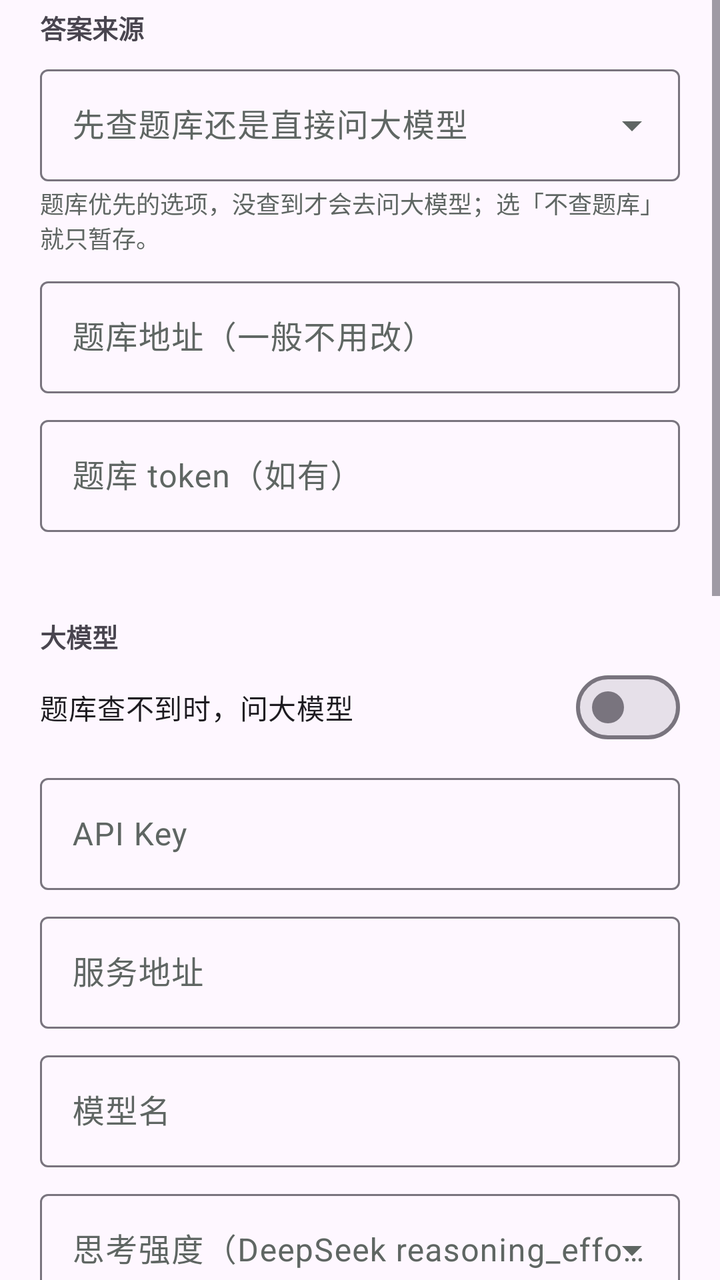
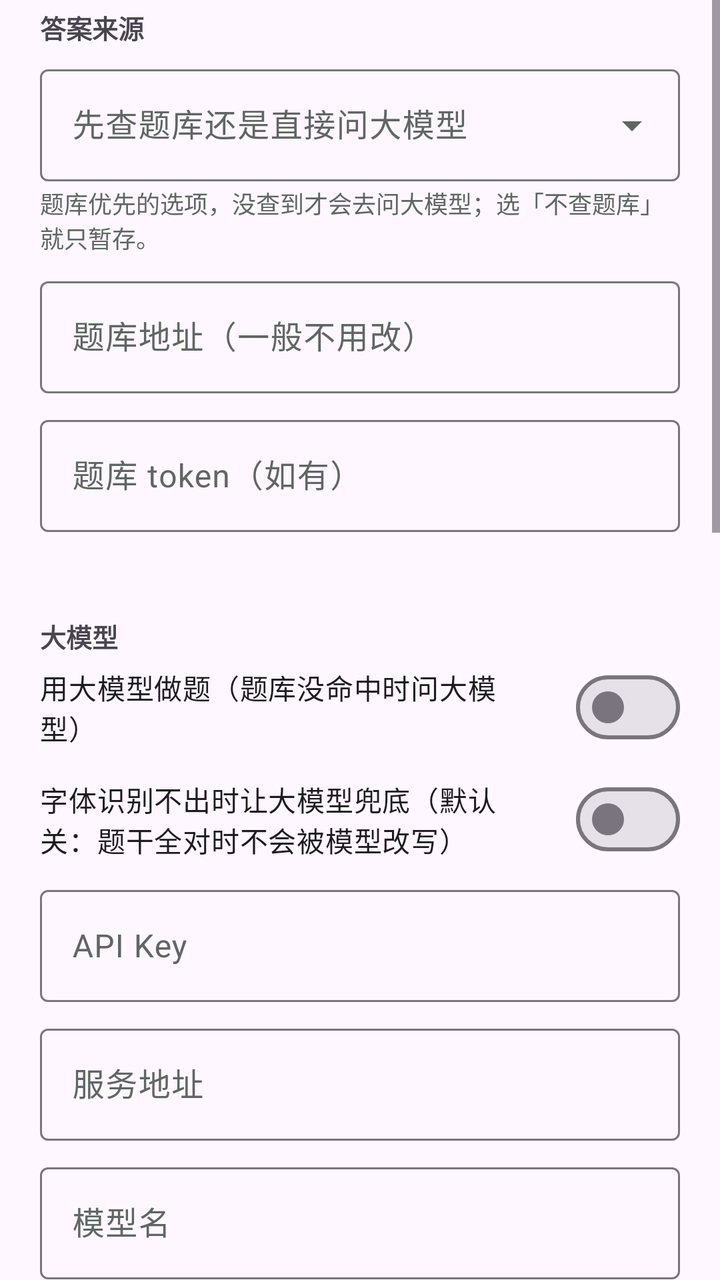

Before-and-after screenshots of an Android layout around one commit, followed by the original layout XML and the change that was made.
<!-- AndroidManifest.xml: application theme Theme.XXTSign -->
<!-- res/layout/dialog_quiz_settings.xml -->
<?xml version="1.0" encoding="utf-8"?>
<ScrollView xmlns:android="http://schemas.android.com/apk/res/android"
    xmlns:app="http://schemas.android.com/apk/res-auto"
    android:layout_width="match_parent"
    android:layout_height="wrap_content">

    <LinearLayout
        android:layout_width="match_parent"
        android:layout_height="wrap_content"
        android:orientation="vertical"
        android:paddingHorizontal="20dp"
        android:paddingTop="4dp"
        android:paddingBottom="8dp">

        
        <TextView
            android:layout_width="match_parent"
            android:layout_height="wrap_content"
            android:text="答案来源"
            android:textSize="13sp"
            android:textStyle="bold" />

        <com.google.android.material.textfield.TextInputLayout
            style="@style/Widget.Material3.TextInputLayout.OutlinedBox.ExposedDropdownMenu"
            android:layout_width="match_parent"
            android:layout_height="wrap_content"
            android:layout_marginTop="6dp"
            android:hint="先查题库还是直接问大模型">

            <com.google.android.material.textfield.MaterialAutoCompleteTextView
                android:id="@+id/etProvider"
                android:layout_width="match_parent"
                android:layout_height="wrap_content"
                android:inputType="none"
                android:minHeight="56dp" />
        </com.google.android.material.textfield.TextInputLayout>

        <TextView
            android:layout_width="match_parent"
            android:layout_height="wrap_content"
            android:layout_marginTop="2dp"
            android:text="题库优先的选项，没查到才会去问大模型；选「不查题库」就只暂存。"
            android:textColor="@color/muted"
            android:textSize="12sp" />

        
        <LinearLayout
            android:id="@+id/bankFields"
            android:layout_width="match_parent"
            android:layout_height="wrap_content"
            android:orientation="vertical">

            <com.google.android.material.textfield.TextInputLayout
                android:layout_width="match_parent"
                android:layout_height="wrap_content"
                android:layout_marginTop="8dp"
                android:hint="题库地址（一般不用改）">

                <com.google.android.material.textfield.TextInputEditText
                    android:id="@+id/etEndpoint"
                    android:layout_width="match_parent"
                    android:layout_height="wrap_content"
                    android:inputType="textUri"
                    android:minHeight="56dp" />
            </com.google.android.material.textfield.TextInputLayout>

            <com.google.android.material.textfield.TextInputLayout
                android:layout_width="match_parent"
                android:layout_height="wrap_content"
                android:layout_marginTop="8dp"
                android:hint="题库 token（如有）">

                <com.google.android.material.textfield.TextInputEditText
                    android:id="@+id/etToken"
                    android:layout_width="match_parent"
                    android:layout_height="wrap_content"
                    android:inputType="text"
                    android:minHeight="56dp" />
            </com.google.android.material.textfield.TextInputLayout>
        </LinearLayout>

        <TextView
            android:id="@+id/tvLinks"
            android:layout_width="match_parent"
            android:layout_height="wrap_content"
            android:layout_marginTop="4dp"
            android:paddingVertical="4dp"
            android:textColor="#1A73E8"
            android:textSize="12sp" />

        
        <TextView
            android:layout_width="match_parent"
            android:layout_height="wrap_content"
            android:layout_marginTop="14dp"
            android:text="大模型"
            android:textSize="13sp"
            android:textStyle="bold" />

        <com.google.android.material.materialswitch.MaterialSwitch
            android:id="@+id/swLlm"
            android:layout_width="match_parent"
            android:layout_height="wrap_content"
            android:layout_marginTop="2dp"
            android:text="题库查不到时，问大模型" />

        <com.google.android.material.textfield.TextInputLayout
            android:layout_width="match_parent"
            android:layout_height="wrap_content"
            android:layout_marginTop="6dp"
            android:hint="API Key">

            <com.google.android.material.textfield.TextInputEditText
                android:id="@+id/etLlmKey"
                android:layout_width="match_parent"
                android:layout_height="wrap_content"
                android:inputType="textPassword"
                android:minHeight="56dp" />
        </com.google.android.material.textfield.TextInputLayout>

        <com.google.android.material.textfield.TextInputLayout
            android:layout_width="match_parent"
            android:layout_height="wrap_content"
            android:layout_marginTop="8dp"
            android:hint="服务地址">

            <com.google.android.material.textfield.TextInputEditText
                android:id="@+id/etLlmBaseUrl"
                android:layout_width="match_parent"
                android:layout_height="wrap_content"
                android:inputType="textUri"
                android:minHeight="56dp" />
        </com.google.android.material.textfield.TextInputLayout>

        <com.google.android.material.textfield.TextInputLayout
            android:id="@+id/tilLlmModel"
            android:layout_width="match_parent"
            android:layout_height="wrap_content"
            android:layout_marginTop="8dp"
            android:hint="模型名">

            <com.google.android.material.textfield.TextInputEditText
                android:id="@+id/etLlmModel"
                android:layout_width="match_parent"
                android:layout_height="wrap_content"
                android:inputType="text"
                android:minHeight="56dp" />
        </com.google.android.material.textfield.TextInputLayout>

        <com.google.android.material.textfield.TextInputLayout
            style="@style/Widget.Material3.TextInputLayout.OutlinedBox.ExposedDropdownMenu"
            android:layout_width="match_parent"
            android:layout_height="wrap_content"
            android:layout_marginTop="8dp"
            android:hint="思考强度（DeepSeek reasoning_effort）">

            <com.google.android.material.textfield.MaterialAutoCompleteTextView
                android:id="@+id/etLlmEffort"
                android:layout_width="match_parent"
                android:layout_height="wrap_content"
                android:inputType="none"
                android:minHeight="56dp" />
        </com.google.android.material.textfield.TextInputLayout>

        <TextView
            android:layout_width="match_parent"
            android:layout_height="wrap_content"
            android:layout_marginTop="2dp"
            android:text="低最省最快；高更稳但更慢，且更容易只出推理没有正文"
            android:textColor="@color/muted"
            android:textSize="12sp" />

        <com.google.android.material.button.MaterialButton
            android:id="@+id/btnTestLlm"
            style="@style/Widget.Material3.Button.OutlinedButton"
            android:layout_width="wrap_content"
            android:layout_height="wrap_content"
            android:layout_marginTop="6dp"
            android:insetTop="0dp"
            android:insetBottom="0dp"
            android:minHeight="40dp"
            android:text="测试连接" />

        <TextView
            android:id="@+id/tvLlmTest"
            android:layout_width="match_parent"
            android:layout_height="wrap_content"
            android:layout_marginTop="2dp"
            android:text="填好 key / 地址 / 模型名后点一下，真发一条最小请求看结果"
            android:textColor="@color/muted"
            android:textSize="12sp" />

        
        <TextView
            android:layout_width="match_parent"
            android:layout_height="wrap_content"
            android:layout_marginTop="14dp"
            android:text="节奏与安全"
            android:textSize="13sp"
            android:textStyle="bold" />

        <com.google.android.material.textfield.TextInputLayout
            android:layout_width="match_parent"
            android:layout_height="wrap_content"
            android:layout_marginTop="6dp"
            android:hint="每题停留秒数（下限）">

            <com.google.android.material.textfield.TextInputEditText
                android:id="@+id/etQMin"
                android:layout_width="match_parent"
                android:layout_height="wrap_content"
                android:inputType="number"
                android:minHeight="56dp" />
        </com.google.android.material.textfield.TextInputLayout>

        <com.google.android.material.textfield.TextInputLayout
            android:layout_width="match_parent"
            android:layout_height="wrap_content"
            android:layout_marginTop="8dp"
            android:hint="每题停留秒数（上限）">

            <com.google.android.material.textfield.TextInputEditText
                android:id="@+id/etQMax"
                android:layout_width="match_parent"
                android:layout_height="wrap_content"
                android:inputType="number"
                android:minHeight="56dp" />
        </com.google.android.material.textfield.TextInputLayout>

        <com.google.android.material.textfield.TextInputLayout
            android:layout_width="match_parent"
            android:layout_height="wrap_content"
            android:layout_marginTop="8dp"
            android:hint="提交前等待秒数（下限）">

            <com.google.android.material.textfield.TextInputEditText
                android:id="@+id/etSMin"
                android:layout_width="match_parent"
                android:layout_height="wrap_content"
                android:inputType="number"
                android:minHeight="56dp" />
        </com.google.android.material.textfield.TextInputLayout>

        <com.google.android.material.textfield.TextInputLayout
            android:layout_width="match_parent"
            android:layout_height="wrap_content"
            android:layout_marginTop="8dp"
            android:hint="提交前等待秒数（上限）">

            <com.google.android.material.textfield.TextInputEditText
                android:id="@+id/etSMax"
                android:layout_width="match_parent"
                android:layout_height="wrap_content"
                android:inputType="number"
                android:minHeight="56dp" />
        </com.google.android.material.textfield.TextInputLayout>

        <com.google.android.material.textfield.TextInputLayout
            android:layout_width="match_parent"
            android:layout_height="wrap_content"
            android:layout_marginTop="8dp"
            android:hint="两卷之间至少间隔（秒）">

            <com.google.android.material.textfield.TextInputEditText
                android:id="@+id/etGap"
                android:layout_width="match_parent"
                android:layout_height="wrap_content"
                android:inputType="number"
                android:minHeight="56dp" />
        </com.google.android.material.textfield.TextInputLayout>

        <com.google.android.material.textfield.TextInputLayout
            android:layout_width="match_parent"
            android:layout_height="wrap_content"
            android:layout_marginTop="8dp"
            android:hint="字体识别兜底阈值">

            <com.google.android.material.textfield.TextInputEditText
                android:id="@+id/etThreshold"
                android:layout_width="match_parent"
                android:layout_height="wrap_content"
                android:inputType="numberDecimal"
                android:minHeight="56dp" />
        </com.google.android.material.textfield.TextInputLayout>

        <TextView
            android:layout_width="match_parent"
            android:layout_height="wrap_content"
            android:layout_marginTop="2dp"
            android:text="阈值只是兜底：平时会按每卷的识别情况自动放宽，只有明显对不上的字才留空"
            android:textColor="@color/muted"
            android:textSize="12sp" />

        <TextView
            android:layout_width="match_parent"
            android:layout_height="wrap_content"
            android:layout_marginTop="14dp"
            android:text="⚠ 危险项"
            android:textColor="#D93025"
            android:textSize="12sp"
            android:textStyle="bold" />

        <com.google.android.material.materialswitch.MaterialSwitch
            android:id="@+id/swStoreOnly"
            android:layout_width="match_parent"
            android:layout_height="wrap_content"
            android:layout_marginTop="2dp"
            android:text="只暂存不交卷（关掉 = 真的提交）" />

        <TextView
            android:layout_width="match_parent"
            android:layout_height="wrap_content"
            android:layout_marginTop="4dp"
            android:text="默认会自动提交测验。第一次用建议先打开「只暂存」，确认题库和字体都正常后再关掉。"
            android:textColor="@color/muted"
            android:textSize="12sp" />

        <View
            android:layout_width="match_parent"
            android:layout_height="24dp" />
    </LinearLayout>
</ScrollView>
<!-- resources referenced by this layout -->
<resources>
  <color name="muted">#5F6663</color>
  <style name="Theme.XXTSign" parent="Theme.Material3.DayNight.NoActionBar">
          <item name="colorPrimary">@color/primary</item>
          <item name="colorPrimaryDark">@color/primary_dark</item>
          <item name="colorSecondary">@color/accent</item>
          <item name="colorOnPrimary">@color/on_primary</item>
          <item name="colorOnSecondary">@color/on_primary</item>
          <item name="colorOnSurfaceVariant">@color/surface_variant_text</item>
          <item name="android:statusBarColor" tools:targetApi="l">@color/primary_dark</item>
      </style>
  <color name="primary">#1E6F5C</color>
  <color name="primary_dark">#14513F</color>
  <color name="accent">#FF7043</color>
  <color name="on_primary">#FFFFFF</color>
  <color name="surface_variant_text">#5F6663</color>
</resources>

<!-- the commit's change to res/layout/dialog_quiz_settings.xml (unified diff, before → after) -->
@@ -102,7 +102,14 @@
             android:layout_width="match_parent"
             android:layout_height="wrap_content"
             android:layout_marginTop="2dp"
-            android:text="题库查不到时，问大模型" />
+            android:text="用大模型做题（题库没命中时问大模型）" />
+
+        <com.google.android.material.materialswitch.MaterialSwitch
+            android:id="@+id/swLlmFallback"
+            android:layout_width="match_parent"
+            android:layout_height="wrap_content"
+            android:layout_marginTop="8dp"
+            android:text="字体识别不出时让大模型兜底（默认关：题干全对时不会被模型改写）" />
 
         <com.google.android.material.textfield.TextInputLayout
             android:layout_width="match_parent"
@@ -167,6 +174,20 @@
             android:layout_height="wrap_content"
             android:layout_marginTop="2dp"
             android:text="低最省最快；高更稳但更慢，且更容易只出推理没有正文"
+            android:textColor="@color/muted"
+            android:textSize="12sp" />
+
+        <com.google.android.material.materialswitch.MaterialSwitch
+            android:id="@+id/swWebSearch"
+            android:layout_width="match_parent"
+            android:layout_height="wrap_content"
+            android:layout_marginTop="8dp"
+            android:text="答题前先联网搜索（DeepSeek Search）" />
+
+        <TextView
+            android:layout_width="match_parent"
+            android:layout_height="wrap_content"
+            android:text="先用 DeepSeek Search 找网页摘要，再让大模型结合资料总结答案；仅服务地址为 api.deepseek.com 时生效。搜索按成功请求计费（5 元/1000 次）。"
             android:textColor="@color/muted"
             android:textSize="12sp" />
 
